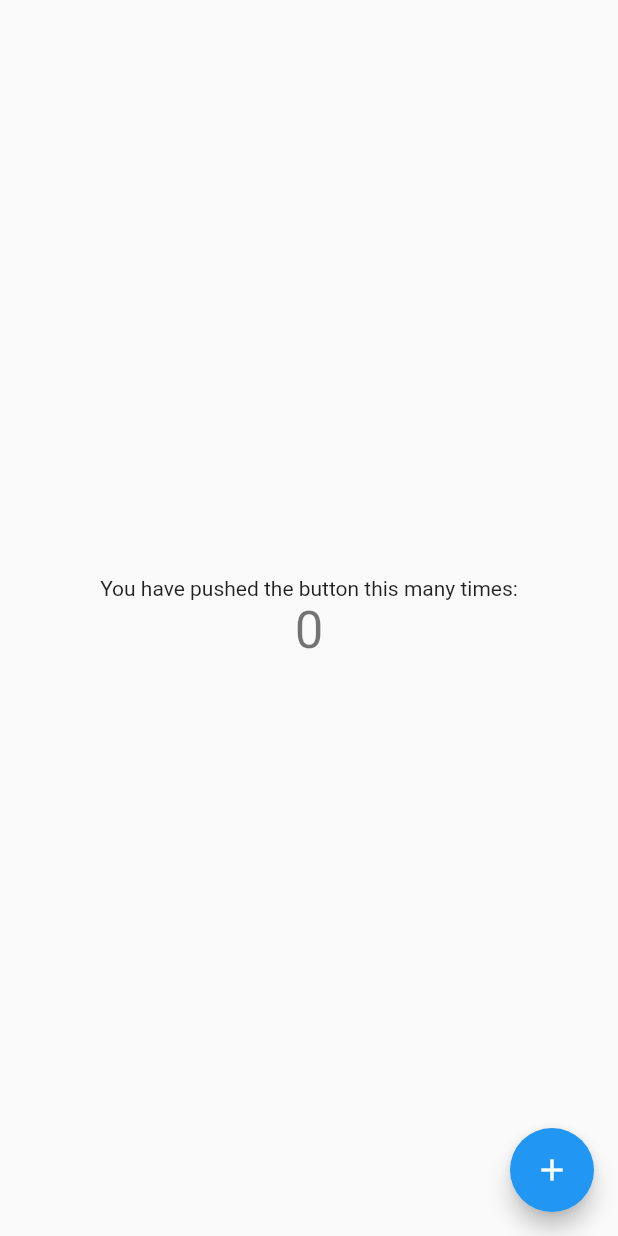
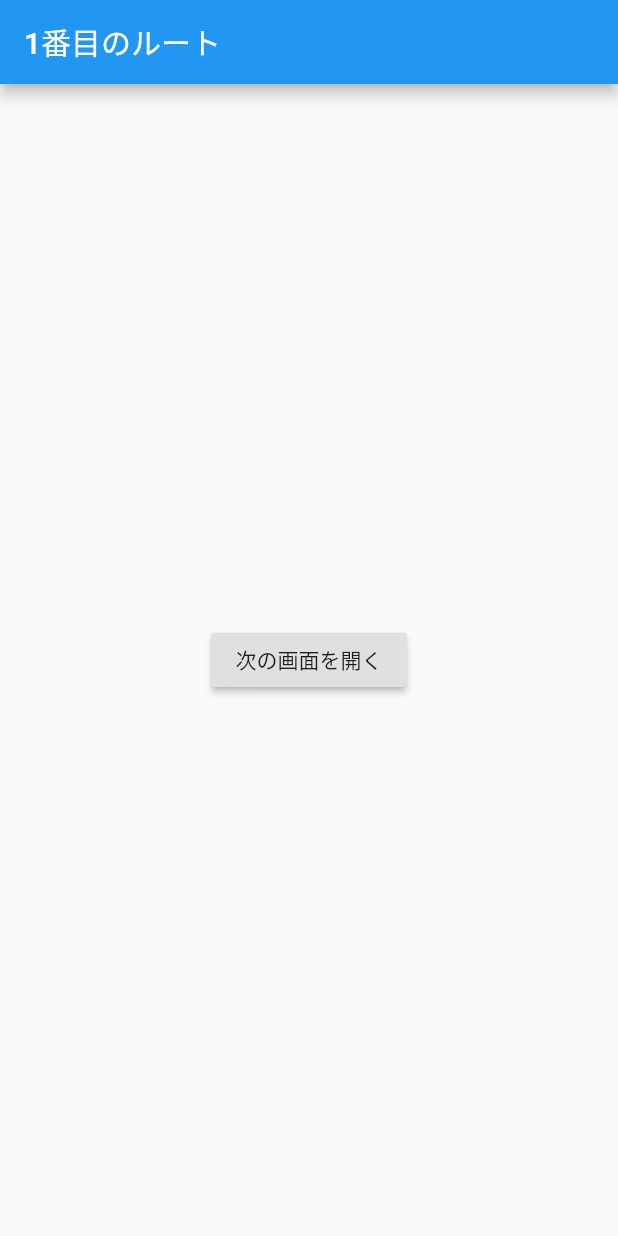
Before and after one commit to cheonho19/flutter_tutorial, a Flutter app: the screen it shows after launch, on a phone screen of 412 x 824 dp. Run offline on Flutter 3.47's test engine with Material 2 defaults, Android fonts, the phone set to English and light mode, and no system bars.

Commit message:
3-1-1 画面遷移

```diff
--- a/lib/main.dart
+++ b/lib/main.dart
@@ -1,46 +1,46 @@
 import 'package:flutter/material.dart';
 
-void main() => runApp(MyApp());
+void main() => runApp(MaterialApp(
+    title: 'Navigation',
+    initialRoute: '/',
+    routes: {
+      '/': (context) => FirstScreen(),
+      '/second': (context) => SecondScreen(),
+    }
+));
 
-class MyApp extends StatefulWidget {
+class FirstScreen extends StatelessWidget {
   @override
-  _MyAppState createState() => _MyAppState();
-}
-class _MyAppState extends State<MyApp> {
-  int _counter = 0;
-
-  @override
-  Widget build(BuildContext context) => MaterialApp(
-    title: 'Flutter Demo',
-    theme: ThemeData(
-      primarySwatch: Colors.blue,
+  Widget build(BuildContext context) => Scaffold(
+    appBar: AppBar(
+      title: Text('1番目のルート'),
     ),
-    home: Scaffold(
-      body: Center(
-        child: Column(
-          mainAxisAlignment: MainAxisAlignment.center,
-          children: <Widget>[
-            Text(
-              'You have pushed the button this many times:',
-            ),
-            Text(
-              '$_counter',
-              style: Theme.of(context).textTheme.display1,
-            ),
-          ],
-        ),
-      ),
-      floatingActionButton: FloatingActionButton(
-        onPressed: _incrementCounter,
-        tooltip: 'Increment',
-        child: Icon(Icons.add),
+    body: Center(
+      child: RaisedButton(
+        child: Text('次の画面を開く'),
+        onPressed: () {
+          //SecondScreenへ遷移する処理
+          Navigator.pushNamed(context, '/second');
+        },
       ),
     ),
   );
+}
 
-  void _incrementCounter() {
-    setState(() {
-      _counter++;
-    });
-  }
+class SecondScreen extends StatelessWidget {
+  @override
+  Widget build(BuildContext context) => Scaffold(
+    appBar: AppBar(
+      title: Text('２番目のルート'),
+    ),
+    body: Center(
+      child: RaisedButton(
+        onPressed: () {
+          //FirstScreenへ戻る処理
+          Navigator.pop(context);
+        },
+        child: Text('戻る'),
+      ),
+    ),
+  );
 }
```
